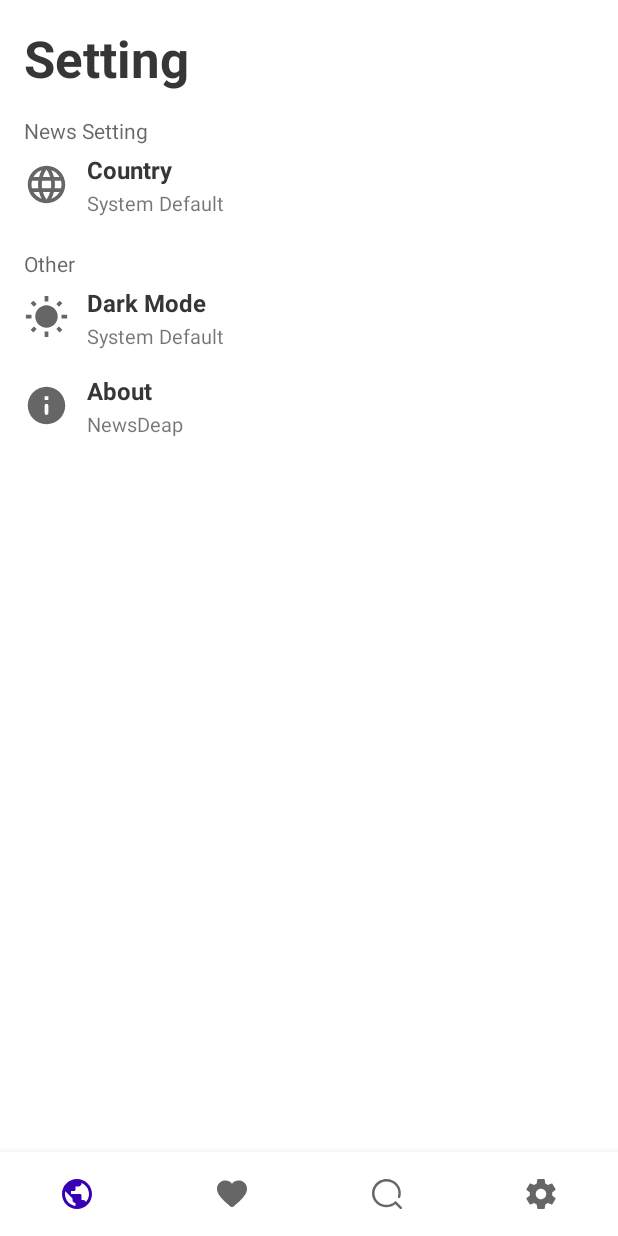
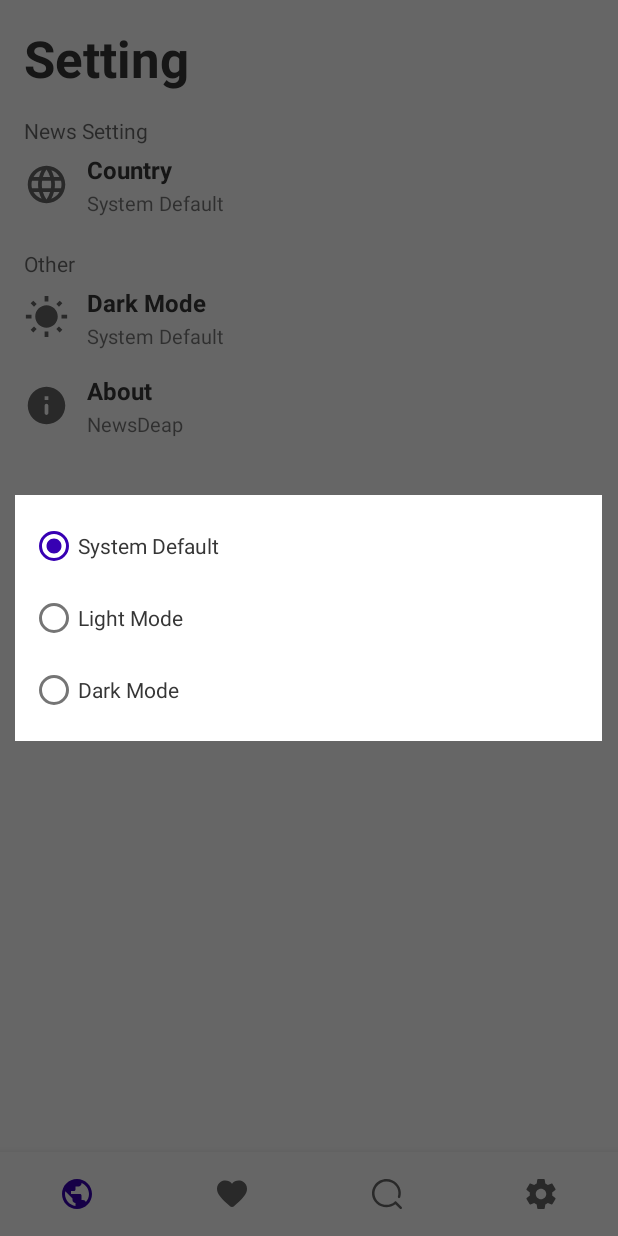
Before and after one commit to animsh/Newsdeap, an Android app: the SettingFragment screen opened through its navigation route, after a tap on "Dark Mode", on a phone screen of 412 x 824 dp. Run offline under Robolectric (Android 15) with nearby library versions, the light colour scheme and no system bars; our stand-ins replace navigation-ui.

Commit message:
changelog: 1.added dark mode

```diff
--- a/app/src/main/java/com/animsh/newsdeap/ui/MainActivity.java
+++ b/app/src/main/java/com/animsh/newsdeap/ui/MainActivity.java
@@ -1,8 +1,10 @@
 package com.animsh.newsdeap.ui;
 
+import android.content.SharedPreferences;
 import android.os.Bundle;
 
 import androidx.appcompat.app.AppCompatActivity;
+import androidx.appcompat.app.AppCompatDelegate;
 import androidx.navigation.fragment.NavHostFragment;
 import androidx.navigation.ui.NavigationUI;
 
@@ -13,12 +15,26 @@ public class MainActivity extends AppCompatActivity {
 
     NavHostFragment navHostFragment;
     BottomNavigationView bottomNavigationView;
-    String TAG = "Main_Activity";
 
     @Override
     protected void onCreate(Bundle savedInstanceState) {
         super.onCreate(savedInstanceState);
         setContentView(R.layout.activity_main);
+
+        SharedPreferences sharedPreferences = getSharedPreferences("NewsDeap", MODE_PRIVATE);
+        String selectedMode = sharedPreferences.getString("mode", "default");
+
+        switch (selectedMode) {
+            case "default":
+                AppCompatDelegate.setDefaultNightMode(AppCompatDelegate.MODE_NIGHT_FOLLOW_SYSTEM);
+                break;
+            case "dark":
+                AppCompatDelegate.setDefaultNightMode(AppCompatDelegate.MODE_NIGHT_YES);
+                break;
+            case "light":
+                AppCompatDelegate.setDefaultNightMode(AppCompatDelegate.MODE_NIGHT_NO);
+                break;
+        }
 
         // Navigation Component
         navHostFragment = (NavHostFragment) getSupportFragmentManager().findFragmentById(R.id.nav_host_fragment);
--- a/app/src/main/java/com/animsh/newsdeap/ui/SettingFragment.java
+++ b/app/src/main/java/com/animsh/newsdeap/ui/SettingFragment.java
@@ -1,15 +1,23 @@
 package com.animsh.newsdeap.ui;
 
+import android.app.Activity;
+import android.content.Context;
+import android.content.SharedPreferences;
+import android.graphics.drawable.ColorDrawable;
 import android.os.Bundle;
 import android.util.Log;
 import android.view.LayoutInflater;
 import android.view.View;
 import android.view.ViewGroup;
 import android.widget.LinearLayout;
+import android.widget.RadioGroup;
+import android.widget.TextView;
 import android.widget.Toast;
 
 import androidx.annotation.NonNull;
 import androidx.annotation.Nullable;
+import androidx.appcompat.app.AlertDialog;
+import androidx.appcompat.app.AppCompatDelegate;
 import androidx.fragment.app.Fragment;
 
 import com.animsh.newsdeap.R;
@@ -18,6 +26,11 @@ public class SettingFragment extends Fragment implements View.OnClickListener {
 
     LinearLayout layoutCountry, layoutMode, layoutAbout;
     String TAG = "SETTING_TAG";
+    String selectedMode = "default";
+    AlertDialog dialogMode;
+    SharedPreferences myPref;
+    SharedPreferences.Editor editor;
+    TextView txtSelectedMode;
 
     public SettingFragment() {
         // Required empty public constructor
@@ -32,9 +45,13 @@ public class SettingFragment extends Fragment implements View.OnClickListener {
     @Override
     public void onViewCreated(@NonNull View view, @Nullable Bundle savedInstanceState) {
         super.onViewCreated(view, savedInstanceState);
+        myPref = view.getContext().getSharedPreferences("NewsDeap", Context.MODE_PRIVATE);
+        selectedMode = myPref.getString("mode", "default");
+
         layoutCountry = view.findViewById(R.id.layout_country);
         layoutMode = view.findViewById(R.id.layout_mode);
         layoutAbout = view.findViewById(R.id.layout_about);
+        txtSelectedMode = view.findViewById(R.id.selectedMode);
 
         layoutCountry.setTag("layoutCountry");
         layoutMode.setTag("layoutMode");
@@ -44,6 +61,18 @@ public class SettingFragment extends Fragment implements View.OnClickListener {
         layoutMode.setOnClickListener(this);
         layoutAbout.setOnClickListener(this);
         Log.d(TAG, "onViewCreated: " + layoutCountry.getTag());
+
+        switch (selectedMode) {
+            case "default":
+                txtSelectedMode.setText("System Default");
+                break;
+            case "dark":
+                txtSelectedMode.setText("Dark Mode");
+                break;
+            case "light":
+                txtSelectedMode.setText("Light Mode");
+                break;
+        }
     }
 
 
@@ -61,13 +90,77 @@ public class SettingFragment extends Fragment implements View.OnClickListener {
                 Toast.makeText(getContext(), view.getTag().toString(), Toast.LENGTH_SHORT).show();
                 break;
             case "layoutMode":
+                showModeDialog(view.getContext());
                 Toast.makeText(getContext(), view.getTag().toString(), Toast.LENGTH_SHORT).show();
                 break;
             case "layoutAbout":
                 Toast.makeText(getContext(), view.getTag().toString(), Toast.LENGTH_SHORT).show();
                 break;
-
+            case "default":
+                if (dialogMode != null)
+                    if (dialogMode.isShowing())
+                        dialogMode.dismiss();
+                txtSelectedMode.setText("System Default");
+                AppCompatDelegate.setDefaultNightMode(AppCompatDelegate.MODE_NIGHT_FOLLOW_SYSTEM);
+                editor = myPref.edit();
+                editor.putString("mode", "default");
+                editor.apply();
+                break;
+            case "dark":
+                if (dialogMode != null)
+                    if (dialogMode.isShowing())
+                        dialogMode.dismiss();
+                txtSelectedMode.setText("Dark Mode");
+                AppCompatDelegate.setDefaultNightMode(AppCompatDelegate.MODE_NIGHT_YES);
+                editor = myPref.edit();
+                editor.putString("mode", "dark");
+                editor.apply();
+                break;
+            case "light":
+                if (dialogMode != null)
+                    if (dialogMode.isShowing())
+                        dialogMode.dismiss();
+                txtSelectedMode.setText("Light Mode");
+                AppCompatDelegate.setDefaultNightMode(AppCompatDelegate.MODE_NIGHT_NO);
+                editor = myPref.edit();
+                editor.putString("mode", "light");
+                editor.apply();
+                break;
         }
 
     }
+
+    private void showModeDialog(Context context) {
+        if (dialogMode == null) {
+            AlertDialog.Builder builder = new AlertDialog.Builder(context);
+            View view = LayoutInflater.from(context).inflate(
+                    R.layout.layout_mode,
+                    (ViewGroup) ((Activity) context).findViewById(R.id.layout_mode_container)
+            );
+            builder.setView(view);
+
+            dialogMode = builder.create();
+            if (dialogMode.getWindow() != null) {
+                dialogMode.getWindow().setBackgroundDrawable(new ColorDrawable(0));
+            }
+            RadioGroup modeGroup = view.findViewById(R.id.modeGroup);
+            modeGroup.findViewById(R.id.modeDefault).setOnClickListener(this);
+            modeGroup.findViewById(R.id.modeLight).setOnClickListener(this);
+            modeGroup.findViewById(R.id.modeDark).setOnClickListener(this);
+
+            switch (selectedMode) {
+                case "default":
+                    modeGroup.check(R.id.modeDefault);
+                    break;
+                case "dark":
+                    modeGroup.check(R.id.modeDark);
+                    break;
+                case "light":
+                    modeGroup.check(R.id.modeLight);
+                    break;
+            }
+        }
+        dialogMode.show();
+    }
+
 }
--- a/app/src/main/res/layout/fragment_setting.xml
+++ b/app/src/main/res/layout/fragment_setting.xml
@@ -104,6 +104,7 @@
                 android:textStyle="bold" />
 
             <TextView
+                android:id="@+id/selectedMode"
                 android:layout_width="match_parent"
                 android:layout_height="wrap_content"
                 android:layout_marginTop="2dp"
--- /dev/null
+++ b/app/src/main/res/layout/layout_mode.xml
@@ -0,0 +1,39 @@
+<?xml version="1.0" encoding="utf-8"?>
+<LinearLayout xmlns:android="http://schemas.android.com/apk/res/android"
+    android:id="@+id/layout_mode_container"
+    android:layout_width="match_parent"
+    android:layout_height="wrap_content"
+    android:layout_margin="16dp"
+    android:background="?attr/background_color">
+
+    <RadioGroup
+        android:id="@+id/modeGroup"
+        android:layout_width="match_parent"
+        android:layout_height="wrap_content"
+        android:layout_margin="10dp">
+
+        <RadioButton
+            android:id="@+id/modeDefault"
+            android:layout_width="match_parent"
+            android:layout_height="wrap_content"
+            android:tag="default"
+            android:text="System Default"
+            android:textColor="?attr/text_color" />
+
+        <RadioButton
+            android:id="@+id/modeLight"
+            android:layout_width="match_parent"
+            android:layout_height="wrap_content"
+            android:tag="light"
+            android:text="Light Mode"
+            android:textColor="?attr/text_color" />
+
+        <RadioButton
+            android:id="@+id/modeDark"
+            android:layout_width="match_parent"
+            android:layout_height="wrap_content"
+            android:tag="dark"
+            android:text="Dark Mode"
+            android:textColor="?attr/text_color" />
+    </RadioGroup>
+</LinearLayout>
--- a/app/src/main/res/values/strings.xml
+++ b/app/src/main/res/values/strings.xml
@@ -2,5 +2,5 @@
     <string name="app_name">Newsdeap</string>
     <!-- TODO: Remove or change this placeholder text -->
     <string name="hello_blank_fragment">Hello blank fragment</string>
-    <string name="api_key">254ecaadb56545158bbefa3a0734d47b</string>
+    <string name="api_key">Your Api Key</string>
 </resources>
```
